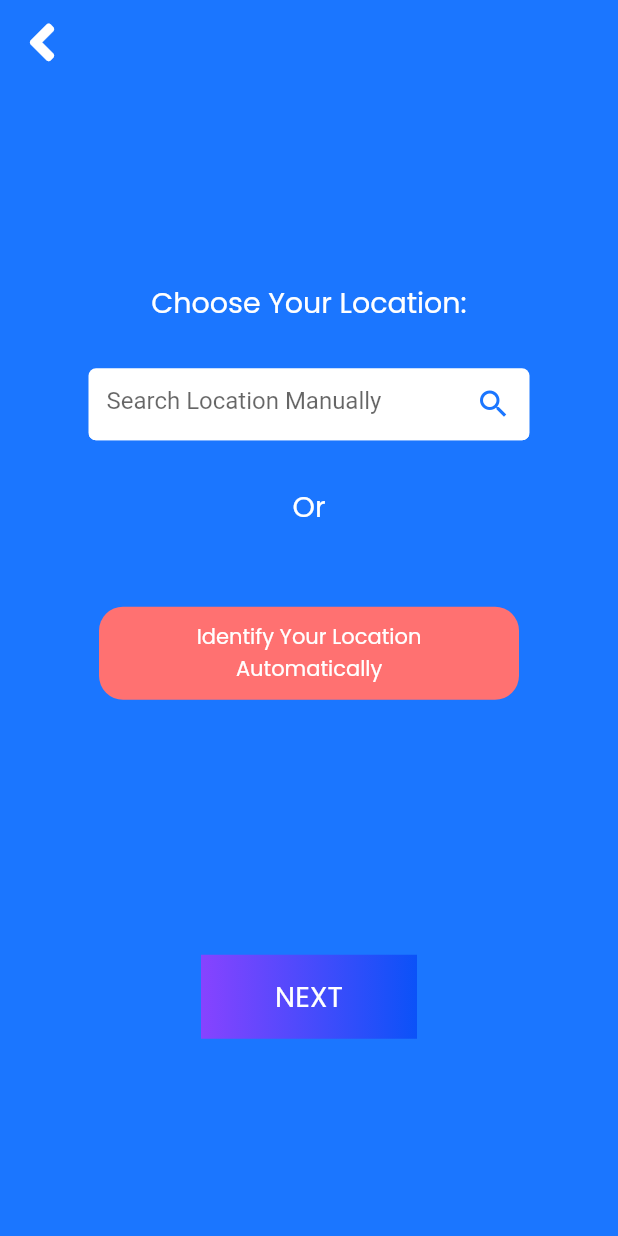
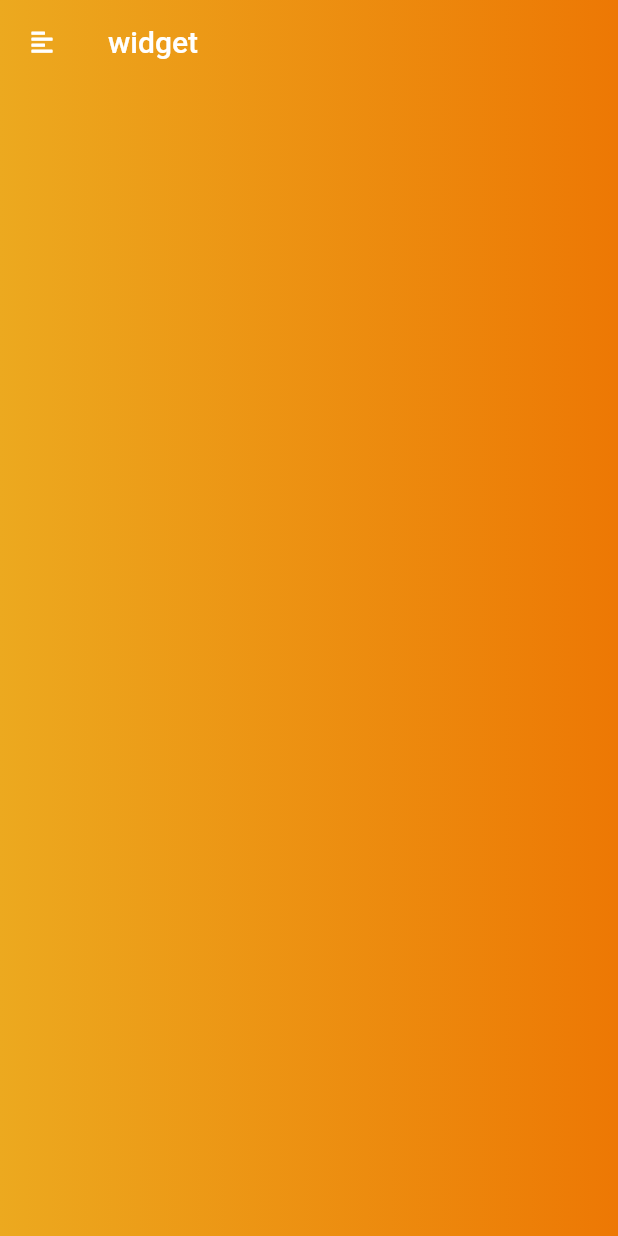
Before and after one commit to WaleedAlrashed/mi_weather, a Flutter app: the screen it shows after launch, on a phone screen of 412 x 824 dp. Run offline on Flutter 3.47's test engine with Material 2 defaults, Android fonts, the phone set to English and light mode, and no system bars; our stand-ins replace dio, font_awesome_flutter, get, get_it, google_fonts, logger.

```diff
--- a/lib/main.dart
+++ b/lib/main.dart
@@ -1,11 +1,15 @@
 import 'package:flutter/material.dart';
+import 'package:mi_weather/services/services_locator.dart';
+import 'package:mi_weather/ui/views/main_location_view.dart';
 import 'package:mi_weather/ui/views/select_location_view.dart';
 
-void main() {
-  runApp(MyApp());
+void main() async {
+  WidgetsFlutterBinding.ensureInitialized();
+  await setupServicesLocator();
+  runApp(MainApp());
 }
 
-class MyApp extends StatelessWidget {
+class MainApp extends StatelessWidget {
   @override
   Widget build(BuildContext context) {
     return MaterialApp(
@@ -15,7 +19,7 @@ class MyApp extends StatelessWidget {
           button: TextStyle(color: Colors.white),
         ),
       ),
-      home: SelectLocationView(),
+      home: MainLocationView(),
     );
   }
 }
--- /dev/null
+++ b/lib/services/index.dart
@@ -0,0 +1,3 @@
+export 'logging_service.dart';
+export 'navigation_service.dart';
+export 'networking_service.dart';
--- a/lib/theme/styles.dart
+++ b/lib/theme/styles.dart
@@ -7,3 +7,16 @@ final mainTextStyle = GoogleFonts.poppins(
 );
 
 const Color blueColor = Color.fromRGBO(27, 118, 255, 1);
+
+const BoxDecoration mainContainerDecoration = BoxDecoration(
+  gradient: LinearGradient(
+    colors: [
+      const Color.fromRGBO(236, 169, 31, 1),
+      const Color.fromRGBO(237, 120, 4, 1),
+    ],
+    begin: const FractionalOffset(0.0, 0.0),
+    end: const FractionalOffset(1.0, 0.0),
+    stops: [0.0, 1.0],
+    tileMode: TileMode.clamp,
+  ),
+);
--- a/lib/ui/views/main_location_view.dart
+++ b/lib/ui/views/main_location_view.dart
@@ -0,0 +1,32 @@
+import 'package:flutter/material.dart';
+import 'package:font_awesome_flutter/font_awesome_flutter.dart';
+import 'package:mi_weather/theme/styles.dart';
+
+class MainLocationView extends StatefulWidget {
+  @override
+  _MainLocationViewState createState() => _MainLocationViewState();
+}
+
+class _MainLocationViewState extends State<MainLocationView> {
+  @override
+  Widget build(BuildContext context) {
+    return Scaffold(
+      appBar: AppBar(
+        title: Text("widget"),
+        leading: Center(
+            child: FaIcon(
+          FontAwesomeIcons.alignLeft,
+          size: 16,
+        )),
+        flexibleSpace: Container(
+          decoration: mainContainerDecoration,
+        ),
+        elevation: 0.0,
+      ),
+      body: Container(
+        alignment: Alignment.center,
+        decoration: mainContainerDecoration,
+      ),
+    );
+  }
+}
--- a/lib/ui/views/select_location_view.dart
+++ b/lib/ui/views/select_location_view.dart
@@ -91,7 +91,8 @@ class _SelectLocationViewState extends State<SelectLocationView> {
                               Color.fromRGBO(135, 67, 255, 1),
                               Color.fromRGBO(11, 82, 248, 1),
                             ],
-                        )),
+                          ),
+                        ),
                         child: Center(
                           child: Text('NEXT', style: mainTextStyle),
                         ),
--- a/pubspec.yaml
+++ b/pubspec.yaml
@@ -12,8 +12,13 @@ dependencies:
   flutter:
     sdk: flutter
   cupertino_icons: ^1.0.2
+  dio: ^4.0.0
   font_awesome_flutter: ^9.0.0
+  get: ^4.1.1
+  get_it: ^6.0.0
   google_fonts: ^2.0.0
+  http: ^0.13.1
+  logger: ^1.0.0
 
 dev_dependencies:
   flutter_test:
```
Also changed, not shown: lib/services/logging_service.dart (added, +62 -0 lines), lib/services/navigation_service.dart (added, +20 -0 lines), lib/services/networking_service.dart (added, +105 -0 lines), lib/services/services_locator.dart (added, +10 -0 lines), pubspec.lock, 1 other file. Lines whose indentation alone changed are shown as unchanged.
